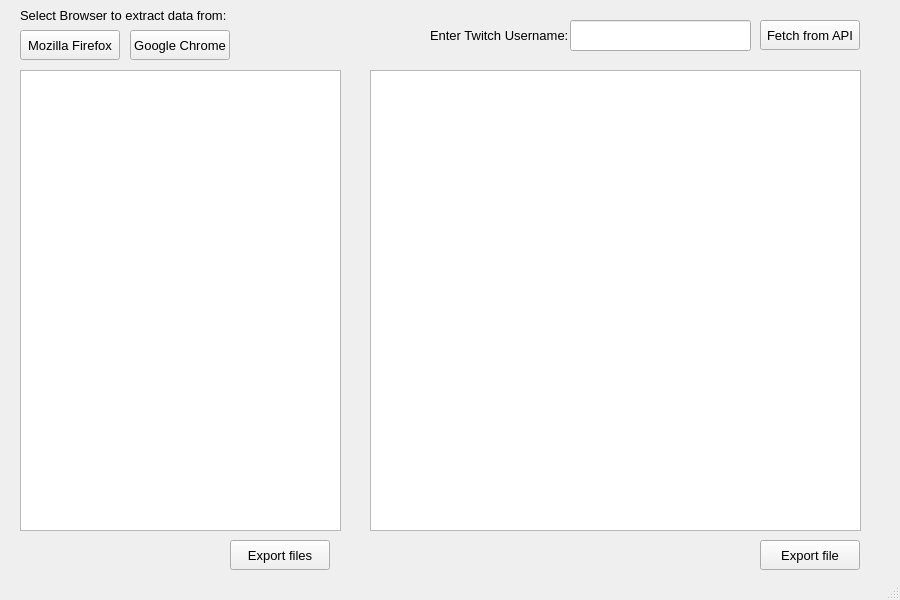
First picture: the form in core/resources/main.ui, repository spartny/twitch-infoviewer, before the edit.
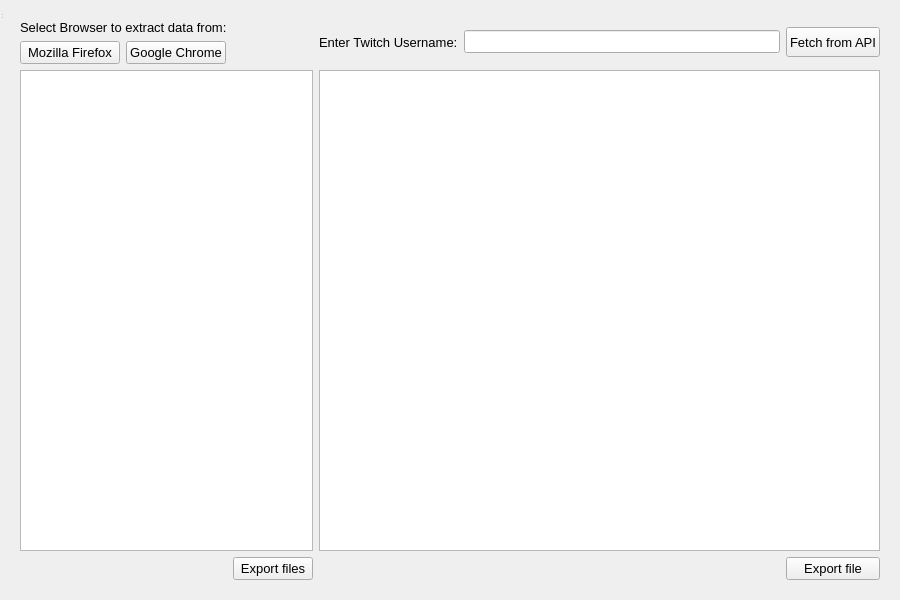
Second picture: the form after the edit. Icons and pictures are not drawn.

Commit message: fetch userID using UI

Diff of the .ui file:
```diff
--- a/core/resources/main.ui
+++ b/core/resources/main.ui
@@ -1,7 +1,7 @@
 <?xml version="1.0" encoding="UTF-8"?>
 <ui version="4.0">
  <class>MainWindow</class>
- <widget class="QMainWindow" name="MainWindow">
+ <widget class="QWidget" name="MainWindow">
   <property name="geometry">
    <rect>
     <x>0</x>
@@ -35,35 +35,12 @@
    <iconset resource="icons.qrc">
     <normaloff>:/icon/twitch-info.png</normaloff>:/icon/twitch-info.png</iconset>
   </property>
-  <widget class="QWidget" name="centralwidget">
-   <widget class="QPushButton" name="pushButton_FF">
-    <property name="geometry">
-     <rect>
-      <x>20</x>
-      <y>30</y>
-      <width>100</width>
-      <height>30</height>
-     </rect>
-    </property>
-    <property name="maximumSize">
-     <size>
-      <width>100</width>
-      <height>30</height>
-     </size>
-    </property>
-    <property name="text">
-     <string>Mozilla Firefox</string>
-    </property>
-   </widget>
+  <layout class="QGridLayout" name="gridLayout_2">
+   <item row="0" column="0">
+    <widget class="QWidget" name="Main" native="true">
+     <layout class="QGridLayout" name="gridLayout">
+      <item row="1" column="1">
    <widget class="QPushButton" name="pushButton_GC">
-    <property name="geometry">
-     <rect>
-      <x>130</x>
-      <y>30</y>
-      <width>100</width>
-      <height>30</height>
-     </rect>
-    </property>
     <property name="maximumSize">
      <size>
       <width>100</width>
@@ -74,54 +51,9 @@
      <string>Google Chrome</string>
     </property>
    </widget>
-   <widget class="QPushButton" name="pushButton_FetchAPI">
-    <property name="geometry">
-     <rect>
-      <x>760</x>
-      <y>20</y>
-      <width>100</width>
-      <height>30</height>
-     </rect>
-    </property>
-    <property name="maximumSize">
-     <size>
-      <width>100</width>
-      <height>30</height>
-     </size>
-    </property>
-    <property name="text">
-     <string>Fetch from API</string>
-    </property>
-   </widget>
-   <widget class="QListWidget" name="listWidget">
-    <property name="geometry">
-     <rect>
-      <x>20</x>
-      <y>70</y>
-      <width>321</width>
-      <height>461</height>
-     </rect>
-    </property>
-   </widget>
-   <widget class="QTableWidget" name="tableWidget">
-    <property name="geometry">
-     <rect>
-      <x>370</x>
-      <y>70</y>
-      <width>491</width>
-      <height>461</height>
-     </rect>
-    </property>
-   </widget>
+      </item>
+      <item row="3" column="2">
    <widget class="QPushButton" name="pushButton_ExportFiles">
-    <property name="geometry">
-     <rect>
-      <x>230</x>
-      <y>540</y>
-      <width>100</width>
-      <height>30</height>
-     </rect>
-    </property>
     <property name="maximumSize">
      <size>
       <width>100</width>
@@ -132,41 +64,16 @@
      <string>Export files</string>
     </property>
    </widget>
-   <widget class="QLineEdit" name="lineEdit_twitchUsername">
-    <property name="geometry">
-     <rect>
-      <x>570</x>
-      <y>20</y>
-      <width>181</width>
-      <height>31</height>
-     </rect>
-    </property>
-    <property name="text">
-     <string/>
-    </property>
-   </widget>
+      </item>
+      <item row="0" column="3" rowspan="2">
    <widget class="QLabel" name="label">
-    <property name="geometry">
-     <rect>
-      <x>430</x>
-      <y>20</y>
-      <width>141</width>
-      <height>31</height>
-     </rect>
-    </property>
     <property name="text">
      <string>Enter Twitch Username:</string>
     </property>
    </widget>
+      </item>
+      <item row="3" column="5">
    <widget class="QPushButton" name="pushButton_ExportFile">
-    <property name="geometry">
-     <rect>
-      <x>760</x>
-      <y>540</y>
-      <width>100</width>
-      <height>30</height>
-     </rect>
-    </property>
     <property name="maximumSize">
      <size>
       <width>100</width>
@@ -177,21 +84,67 @@
      <string>Export file</string>
     </property>
    </widget>
+      </item>
+      <item row="0" column="4" rowspan="2">
+       <widget class="QLineEdit" name="lineEdit_twitchUsername">
+        <property name="text">
+         <string/>
+        </property>
+       </widget>
+      </item>
+      <item row="2" column="3" colspan="3">
+       <widget class="QTableWidget" name="tableWidget"/>
+      </item>
+      <item row="0" column="0" colspan="2">
    <widget class="QLabel" name="label_2">
-    <property name="geometry">
-     <rect>
-      <x>20</x>
-      <y>0</y>
-      <width>211</width>
-      <height>31</height>
-     </rect>
-    </property>
     <property name="text">
      <string>Select Browser to extract data from:</string>
     </property>
    </widget>
-  </widget>
-  <widget class="QStatusBar" name="statusbar"/>
+      </item>
+      <item row="0" column="5" rowspan="2">
+       <widget class="QPushButton" name="pushButton_FetchAPI">
+        <property name="maximumSize">
+         <size>
+          <width>100</width>
+          <height>30</height>
+         </size>
+        </property>
+        <property name="text">
+         <string>Fetch from API</string>
+        </property>
+       </widget>
+      </item>
+      <item row="2" column="0" colspan="3">
+       <widget class="QListWidget" name="listWidget"/>
+      </item>
+      <item row="1" column="0">
+       <widget class="QPushButton" name="pushButton_FF">
+        <property name="maximumSize">
+         <size>
+          <width>100</width>
+          <height>30</height>
+         </size>
+        </property>
+        <property name="text">
+         <string>Mozilla Firefox</string>
+        </property>
+       </widget>
+      </item>
+     </layout>
+    </widget>
+   </item>
+  </layout>
+  <widget class="QStatusBar" name="statusbar">
+   <property name="geometry">
+    <rect>
+     <x>0</x>
+     <y>0</y>
+     <width>3</width>
+     <height>20</height>
+    </rect>
+   </property>
+  </widget>
  </widget>
  <resources>
   <include location="icons.qrc"/>
```
Lines whose indentation alone changed are shown as unchanged. The commit also changes 12 other files.
